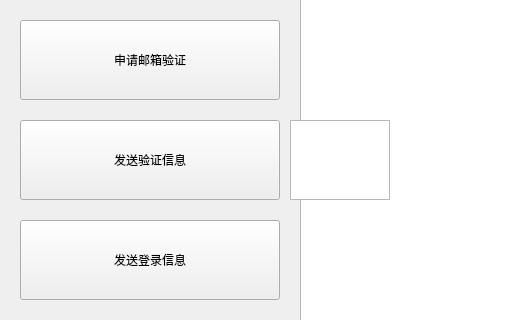
Above: ClientForTest/simpleclientwindow.ui from davi-wang/network-chatbox before the change; both pictures show x 0 to 530 and y 100 to 420 of the 800 by 750 pixel window. Below: the same form after it.
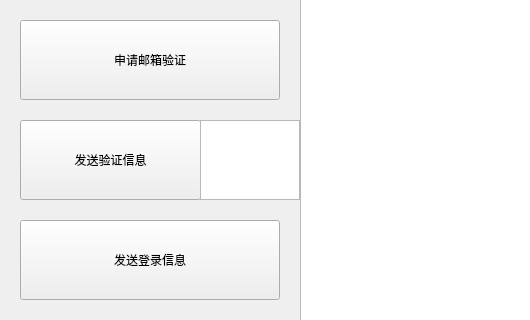
That is the form after the change.

Diff of the .ui file:
```diff
--- a/ClientForTest/simpleclientwindow.ui
+++ b/ClientForTest/simpleclientwindow.ui
@@ -55,7 +55,7 @@
      <rect>
       <x>20</x>
       <y>220</y>
-      <width>260</width>
+      <width>181</width>
       <height>80</height>
      </rect>
     </property>
@@ -105,7 +105,7 @@
    <widget class="QTextEdit" name="textEdit_code">
     <property name="geometry">
      <rect>
-      <x>290</x>
+      <x>200</x>
       <y>220</y>
       <width>100</width>
       <height>80</height>
```
